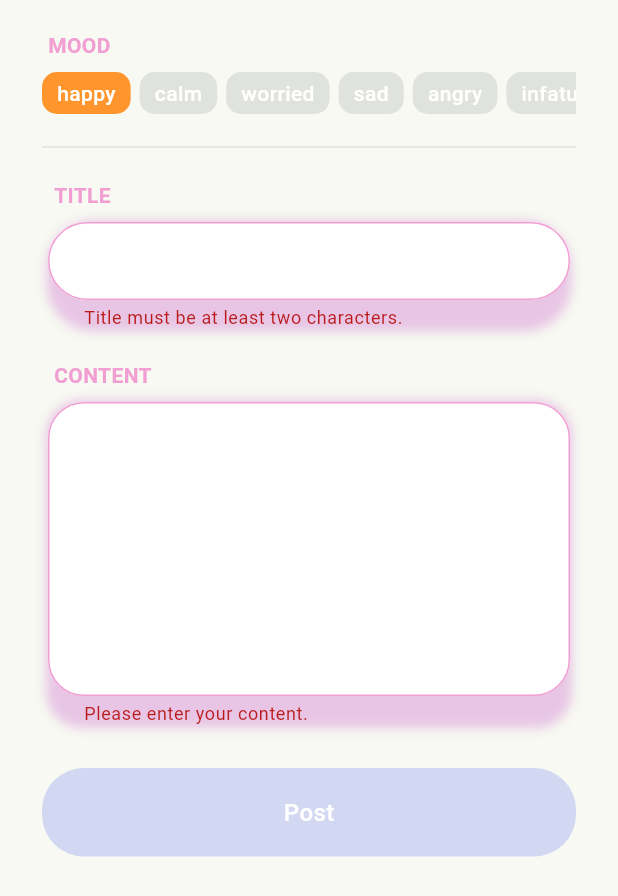
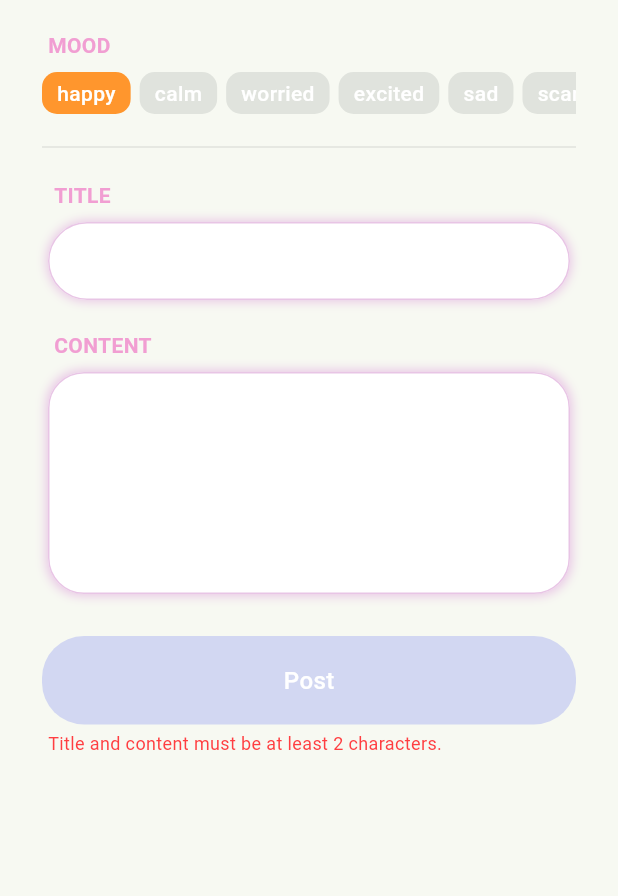
Before and after one commit to hnaa0/mood_tracker, a Flutter app: the WriteScreen widget shown alone on an empty page, opened directly, after a tap on "Post", on a phone screen of 412 x 824 dp. Shown: the top 896 px of the screen. Run offline on Flutter 3.47's test engine with Material 3 defaults, Android fonts, the phone set to English and light mode, and no system bars; our stand-ins replace cloud_firestore, curved_navigation_bar, firebase_auth, firebase_core, flutter_riverpod, flutter_svg and 4 more; accounts and stored records are empty; Roboto replaces fonts that are missing (Pretendard).

Commit message:
Edit write mood screen | mood-type, form

```diff
--- a/lib/common/mood_type.dart
+++ b/lib/common/mood_type.dart
@@ -2,10 +2,11 @@ enum MoodType {
   happy,
   calm,
   worried,
+  excited,
   sad,
+  scared,
   angry,
   infatuated,
-  scared,
   disppointed,
   frustrated;
 
@@ -13,10 +14,11 @@ enum MoodType {
         MoodType.happy => 0xffFF962D,
         MoodType.calm => 0xffA6C753,
         MoodType.worried => 0xff4BA98E,
-        MoodType.sad => 0xff7FE3F9,
+        MoodType.excited => 0xff36A4FF,
+        MoodType.sad => 0xff85CCDC,
+        MoodType.scared => 0xff6E9ED6,
         MoodType.angry => 0xffFE8190,
         MoodType.infatuated => 0xffF481C5,
-        MoodType.scared => 0xff6E9ED6,
         MoodType.disppointed => 0xff8A84E2,
         MoodType.frustrated => 0xff8A6F64,
       };
--- a/lib/features/write_mood/views/widgets/mood.dart
+++ b/lib/features/write_mood/views/widgets/mood_tag.dart
@@ -4,8 +4,8 @@ import 'package:mood_tracker/common/mood_type.dart';
 import 'package:mood_tracker/constants/colors.dart';
 import 'package:mood_tracker/features/settings/view_models/theme_config_view_model.dart';
 
-class MoodBox extends ConsumerWidget {
-  const MoodBox({
+class MoodTag extends ConsumerWidget {
+  const MoodTag({
     super.key,
     required this.mood,
     required this.selectedIdx,
--- a/lib/features/write_mood/views/widgets/write_text_field.dart
+++ b/lib/features/write_mood/views/widgets/write_text_field.dart
@@ -51,7 +51,7 @@ class WriteTextField extends StatelessWidget {
           ),
           child: TextFormField(
             controller: controller,
-            maxLines: fieldName == FieldType.content.name ? 7 : 1,
+            maxLines: fieldName == FieldType.content.name ? 5 : 1,
             decoration: InputDecoration(
               isDense: true,
               filled: true,
@@ -104,11 +104,7 @@ class WriteTextField extends StatelessWidget {
             ),
             validator: (value) {
               if (value != null && value.length < 2) {
-                if (fieldName == FieldType.title.name) {
-                  return "Title must be at least two characters.";
-                } else {
-                  return "Please enter your content.";
-                }
+                return 'ji';
               }
               return null;
             },
--- a/lib/features/write_mood/views/write_screen.dart
+++ b/lib/features/write_mood/views/write_screen.dart
@@ -5,7 +5,7 @@ import 'package:mood_tracker/common/mood_type.dart';
 import 'package:mood_tracker/constants/colors.dart';
 import 'package:mood_tracker/features/settings/view_models/theme_config_view_model.dart';
 import 'package:mood_tracker/features/write_mood/view_models/upload_mood_view_model.dart';
-import 'package:mood_tracker/features/write_mood/views/widgets/mood.dart';
+import 'package:mood_tracker/features/write_mood/views/widgets/mood_tag.dart';
 import 'package:mood_tracker/features/write_mood/views/widgets/write_text_field.dart';
 
 enum FieldType {
@@ -29,7 +29,11 @@ class _WriteScreenState extends ConsumerState<WriteScreen> {
   final TextEditingController _contentController = TextEditingController();
 
   final Map<String, String> _formData = {};
+
   int _selectedMoodIdx = 0;
+  String _title = "";
+  String _content = "";
+  bool _isInvalid = false;
 
   void onMoodTap({required String mood, required int index}) {
     setState(() {
@@ -39,7 +43,15 @@ class _WriteScreenState extends ConsumerState<WriteScreen> {
   }
 
   void _onPostTap() {
-    if (_formKey.currentState != null && _formKey.currentState!.validate()) {
+    if (_content.length < 2 || _title.length < 2) {
+      setState(() {
+        _isInvalid = true;
+      });
+      return;
+    }
+
+    if (_formKey.currentState != null) {
+      if (_formKey.currentState!.validate()) {
         _formKey.currentState!.save();
 
         ref
@@ -52,14 +64,27 @@ class _WriteScreenState extends ConsumerState<WriteScreen> {
           _contentController.clear();
           _titleController.clear();
           _selectedMoodIdx = 0;
+          _isInvalid = false;
+          FocusScope.of(context).unfocus();
           setState(() {});
         });
+      }
     }
   }
 
   @override
   void initState() {
     super.initState();
+    _titleController.addListener(() {
+      setState(() {
+        _title = _titleController.text;
+      });
+    });
+    _contentController.addListener(() {
+      setState(() {
+        _content = _contentController.text;
+      });
+    });
   }
 
   @override
@@ -114,7 +139,7 @@ class _WriteScreenState extends ConsumerState<WriteScreen> {
                       onTap: () {
                         onMoodTap(mood: mood.name, index: index);
                       },
-                      child: MoodBox(
+                      child: MoodTag(
                         mood: mood,
                         selectedIdx: _selectedMoodIdx,
                         index: index,
@@ -188,6 +213,20 @@ class _WriteScreenState extends ConsumerState<WriteScreen> {
                   ),
                 ),
               ),
+              if (_isInvalid)
+                const Padding(
+                  padding: EdgeInsets.only(left: 4, top: 4),
+                  child: Text(
+                    "Title and content must be at least 2 characters.",
+                    style: TextStyle(
+                      fontSize: 12,
+                      color: Color(
+                        ThemeColors.imperialRed,
+                      ),
+                    ),
+                  ),
+                ),
+              const Gap(20),
             ],
           ),
         ),
```
Also changed, not shown: lib/features/write_mood/view_models/upload_mood_view_model.dart (+8 -3 lines), lib/features/write_mood/repos/mood_repository.dart (renamed from lib/features/write_mood/repos/write_mood_repository.dart). Lines whose indentation alone changed are shown as unchanged.
